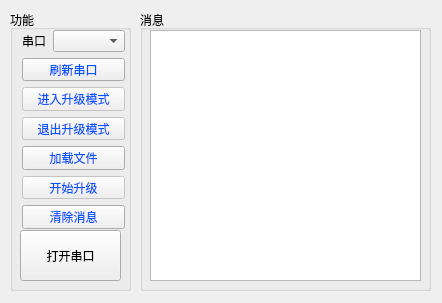
Qt form TTL-POWER-1031_UI/widget.ui (tkr631060903/TTL-POWER-1031) before a commit.
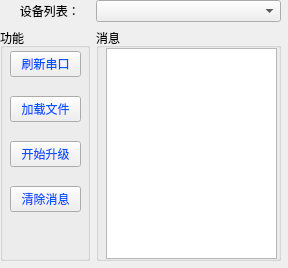
The same form after that commit.

Patch:
```diff
--- a/TTL-POWER-1031_UI/widget.ui
+++ b/TTL-POWER-1031_UI/widget.ui
@@ -6,49 +6,38 @@
    <rect>
     <x>0</x>
     <y>0</y>
-    <width>442</width>
-    <height>303</height>
+    <width>288</width>
+    <height>268</height>
    </rect>
   </property>
   <property name="windowTitle">
    <string>TTL-POWER升级工具</string>
   </property>
+  <widget class="QWidget" name="gridLayoutWidget_2">
+   <property name="geometry">
+    <rect>
+     <x>0</x>
+     <y>0</y>
+     <width>281</width>
+     <height>261</height>
+    </rect>
+   </property>
+   <layout class="QGridLayout" name="gridLayout_2">
+    <item row="2" column="0">
   <widget class="QGroupBox" name="groupBoxMenu">
-   <property name="geometry">
-    <rect>
-     <x>10</x>
-     <y>10</y>
-     <width>121</width>
-     <height>281</height>
-    </rect>
-   </property>
    <property name="title">
     <string>功能</string>
    </property>
    <widget class="QWidget" name="layoutWidget">
     <property name="geometry">
      <rect>
-      <x>12</x>
-      <y>20</y>
-      <width>103</width>
-      <height>199</height>
+         <x>10</x>
+         <y>10</y>
+         <width>71</width>
+         <height>191</height>
      </rect>
     </property>
     <layout class="QVBoxLayout" name="verticalLayoutMenu">
-     <item>
-      <layout class="QHBoxLayout" name="horizontalLayoutUART">
-       <item>
-        <widget class="QLabel" name="labelUART">
-         <property name="text">
-          <string>串口</string>
-         </property>
-        </widget>
-       </item>
-       <item>
-        <widget class="QComboBox" name="comboBoxUART"/>
-       </item>
-      </layout>
-     </item>
      <item>
       <widget class="QPushButton" name="refreshCOM">
        <property name="styleSheet">
@@ -59,40 +48,6 @@
        </property>
       </widget>
      </item>
-     <item>
-      <widget class="QPushButton" name="enterUpgrade">
-       <property name="enabled">
-        <bool>false</bool>
-       </property>
-       <property name="styleSheet">
-        <string notr="true">color: rgb(0, 85, 255);
-border-color: rgb(0, 85, 255);</string>
-       </property>
-       <property name="text">
-        <string>进入升级模式</string>
-       </property>
-       <property name="autoDefault">
-        <bool>false</bool>
-       </property>
-      </widget>
-     </item>
-     <item>
-      <widget class="QPushButton" name="quitUpgrade">
-       <property name="enabled">
-        <bool>false</bool>
-       </property>
-       <property name="styleSheet">
-        <string notr="true">color: rgb(0, 85, 255);
-border-color: rgb(0, 85, 255);</string>
-       </property>
-       <property name="text">
-        <string>退出升级模式</string>
-       </property>
-       <property name="autoDefault">
-        <bool>false</bool>
-       </property>
-      </widget>
-     </item>
      <item>
       <widget class="QPushButton" name="loadFile">
        <property name="styleSheet">
@@ -106,11 +61,11 @@
      <item>
       <widget class="QPushButton" name="startUpgrade">
        <property name="enabled">
-        <bool>false</bool>
+           <bool>true</bool>
        </property>
        <property name="minimumSize">
         <size>
-         <width>101</width>
+            <width>0</width>
          <height>0</height>
         </size>
        </property>
@@ -126,7 +81,7 @@
       <widget class="QPushButton" name="clearMessage">
        <property name="minimumSize">
         <size>
-         <width>101</width>
+            <width>0</width>
          <height>0</height>
         </size>
        </property>
@@ -140,29 +95,33 @@
      </item>
     </layout>
    </widget>
-   <widget class="QPushButton" name="pushButtonUART">
-    <property name="geometry">
-     <rect>
-      <x>10</x>
-      <y>220</y>
-      <width>101</width>
-      <height>51</height>
-     </rect>
+     </widget>
+    </item>
+    <item row="1" column="0">
+     <widget class="QLabel" name="labelUART">
+      <property name="minimumSize">
+       <size>
+        <width>0</width>
+        <height>0</height>
+       </size>
     </property>
     <property name="text">
-     <string>打开串口</string>
-    </property>
-   </widget>
-  </widget>
+       <string>      设备列表：</string>
+      </property>
+     </widget>
+    </item>
+    <item row="1" column="1" colspan="2">
+     <widget class="QComboBox" name="comboBoxUART">
+      <property name="minimumSize">
+       <size>
+        <width>120</width>
+        <height>0</height>
+       </size>
+      </property>
+     </widget>
+    </item>
+    <item row="2" column="1" colspan="2">
   <widget class="QGroupBox" name="groupBoxRev">
-   <property name="geometry">
-    <rect>
-     <x>140</x>
-     <y>10</y>
-     <width>291</width>
-     <height>281</height>
-    </rect>
-   </property>
    <property name="title">
     <string>消息</string>
    </property>
@@ -171,11 +130,14 @@
      <rect>
       <x>10</x>
       <y>20</y>
-      <width>271</width>
-      <height>251</height>
+         <width>171</width>
+         <height>211</height>
      </rect>
     </property>
    </widget>
+     </widget>
+    </item>
+   </layout>
   </widget>
  </widget>
  <resources/>
```
Lines whose indentation alone changed are shown as unchanged.
